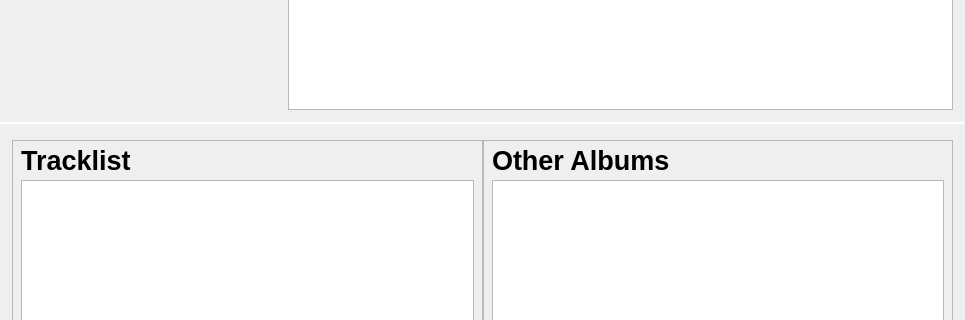
tomahawk-player/tomahawk, file src/libtomahawk/widgets/infowidgets/AlbumInfoWidget.ui: the form before one commit; both pictures show x 0 to 965 and y 162 to 482 of the 965 by 591 pixel window.
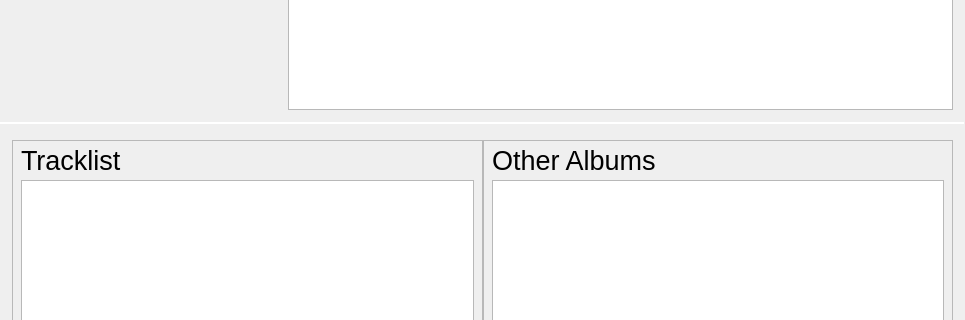
The form after the commit. Custom widgets are drawn as their Qt base class.

Commit message: * Set captions to non-bold in .ui.

```diff
--- a/src/libtomahawk/widgets/infowidgets/AlbumInfoWidget.ui
+++ b/src/libtomahawk/widgets/infowidgets/AlbumInfoWidget.ui
@@ -158,8 +158,8 @@
              <property name="font">
               <font>
                <pointsize>20</pointsize>
-               <weight>75</weight>
-               <bold>true</bold>
+               <weight>50</weight>
+               <bold>false</bold>
               </font>
              </property>
              <property name="text">
@@ -227,9 +227,10 @@
             <widget class="QLabel" name="label_2">
              <property name="font">
               <font>
+               <family>Arial</family>
                <pointsize>20</pointsize>
-               <weight>75</weight>
-               <bold>true</bold>
+               <weight>50</weight>
+               <bold>false</bold>
               </font>
              </property>
              <property name="text">
```
The commit also changes 5 other files.
